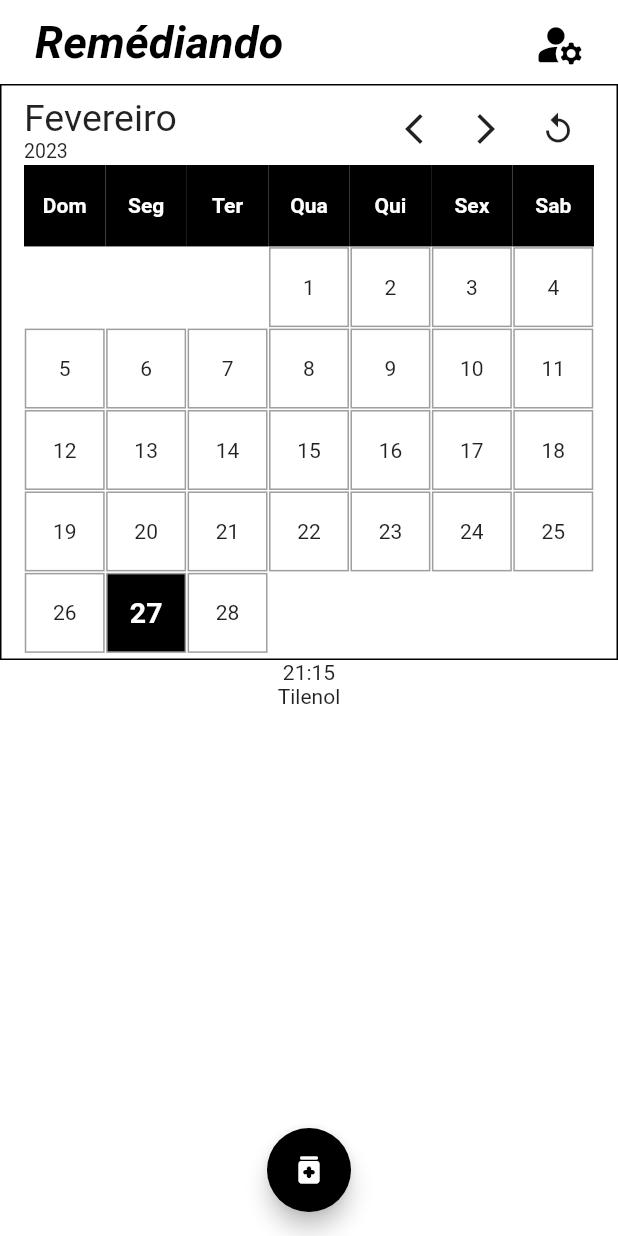
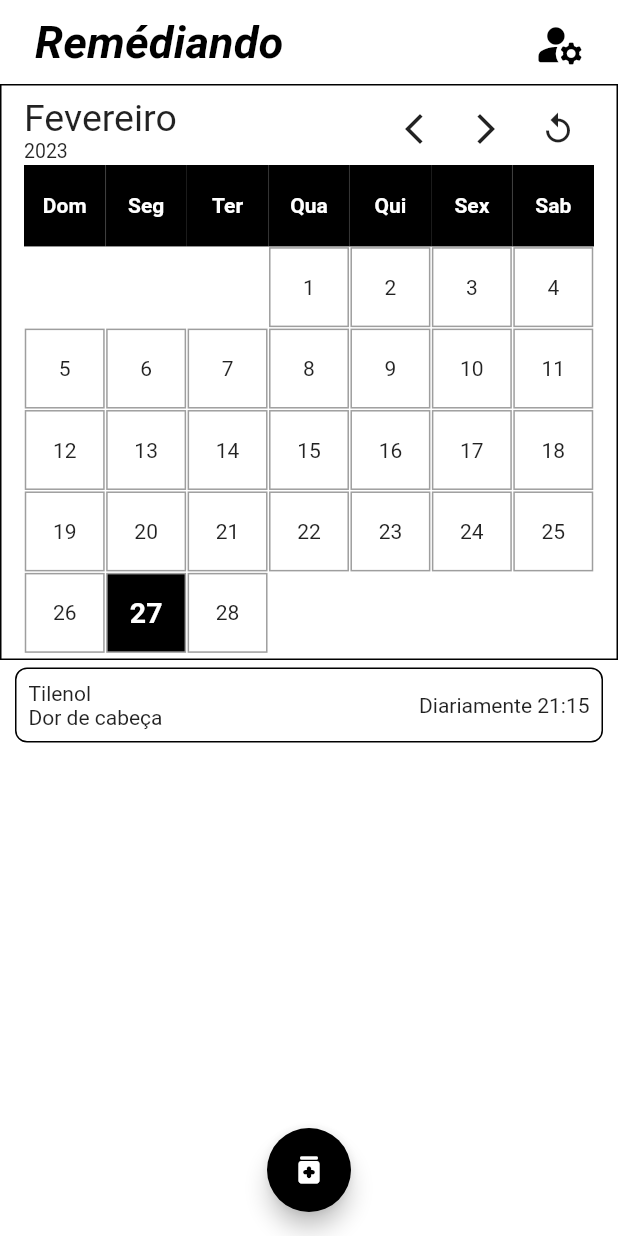
Before and after one commit to Patrickalvares/app_medicine_scheduler, a Flutter app: the screen it shows after launch, on a phone screen of 412 x 824 dp. Run offline on Flutter 3.47's test engine with Material 2 defaults, Android fonts, the phone set to English and light mode, and no system bars; our stand-ins replace flutter_bloc, flutter_time_picker_spinner, table_calendar.

Commit message:
select day box preview creation

```diff
--- a/lib/components/selected_day_medicines.dart
+++ b/lib/components/selected_day_medicines.dart
@@ -73,16 +73,31 @@ class _SelectedDayMedicinesState extends State<SelectedDayMedicines> {
                 itemCount: schedules.length,
                 itemBuilder: ((context, index) {
                   MedicineSchedule medicine = schedules[index];
-                  return Column(children: [
-                    Text(
-                        "${medicine.medicineTime.hour}:${medicine.medicineTime.minute}"),
-                    Text(medicine.medicine.name)
-                  ]);
-                  // if (medicine is PeriodicMedicine) {
-                  //   return periodicMedicinePreview(medicine);
-                  // } else {
-                  //   return standartMedicinePreview(medicine);
-                  // }
+                  return Padding(
+                    padding: const EdgeInsets.only(
+                        bottom: 5, top: 5, left: 10, right: 10),
+                    child: Container(
+                      decoration: BoxDecoration(
+                          border: Border.all(),
+                          borderRadius: BorderRadius.circular(8)),
+                      child: Padding(
+                        padding: const EdgeInsets.all(8.0),
+                        child: Row(
+                          mainAxisAlignment: MainAxisAlignment.spaceBetween,
+                          children: [
+                            Column(
+                                crossAxisAlignment: CrossAxisAlignment.start,
+                                children: [
+                                  Text(medicine.medicine.name),
+                                  Text(medicine.medicine.observation.toString())
+                                ]),
+                            Text(
+                                "${medicine.medicine.periodicKind} ${medicine.medicineTime.hour}:${medicine.medicineTime.minute}"),
+                          ],
+                        ),
+                      ),
+                    ),
+                  );
                 }),
               ),
             );
--- a/lib/models/medicine.dart
+++ b/lib/models/medicine.dart
@@ -3,38 +3,40 @@ abstract class Medicine {
   DateTime initialDate;
   bool active;
   String? observation;
+  String? periodicKind;
 
   Medicine(
     this.name,
     this.initialDate, {
     this.active = true,
     this.observation,
+    this.periodicKind,
   });
 }
 
 class DailyMedicine extends Medicine {
   DailyMedicine(super.name, super.initialDate,
-      {super.observation, super.active});
+      {super.observation, super.active, super.periodicKind = 'Diariamente'});
 }
 
 class WeeklyMedicine extends Medicine {
   WeeklyMedicine(super.name, super.initialDate,
-      {super.observation, super.active});
+      {super.observation, super.active, super.periodicKind = 'Semanalmente'});
 }
 
 class MonthlyMedicine extends Medicine {
   MonthlyMedicine(super.name, super.initialDate,
-      {super.observation, super.active});
+      {super.observation, super.active, super.periodicKind = 'Mensalmente'});
 }
 
 class PeriodicMedicine extends Medicine {
   Duration period;
   PeriodicMedicine(super.name, super.initialDate, this.period,
-      {super.observation, super.active});
+      {super.observation, super.active, super.periodicKind = 'Personalizado'});
 }
 
 class SpecificHoursMedicine extends Medicine {
   List<Duration> offset;
   SpecificHoursMedicine(super.name, super.initialDate, this.offset,
-      {super.observation, super.active});
+      {super.observation, super.active, super.periodicKind = 'Personalizado'});
 }
```
